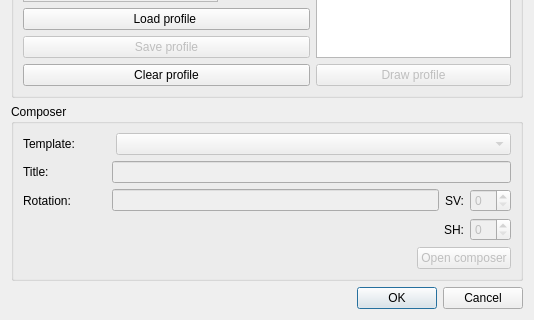
This is ui/draw_profile.ui in Giswater/giswater_qgis_plugin as Qt 5 draws it before an edit; both pictures show x 0 to 534 and y 303 to 623 of the 534 by 623 pixel window. The edited form follows.
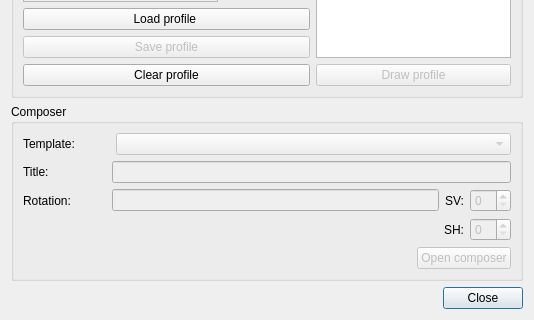
This is the edited form. Icons and pictures are not drawn.

Commit message: ui - draw profile - btn close

```diff
--- a/ui/draw_profile.ui
+++ b/ui/draw_profile.ui
@@ -35,14 +35,7 @@
      <item>
       <widget class="QPushButton" name="btn_accept">
        <property name="text">
-        <string>OK</string>
-       </property>
-      </widget>
-     </item>
-     <item>
-      <widget class="QPushButton" name="btn_cancel">
-       <property name="text">
-        <string>Cancel</string>
+        <string>Close</string>
        </property>
       </widget>
      </item>
```
Left out of the diff: 2 changed lines with no effect on the pictures.
